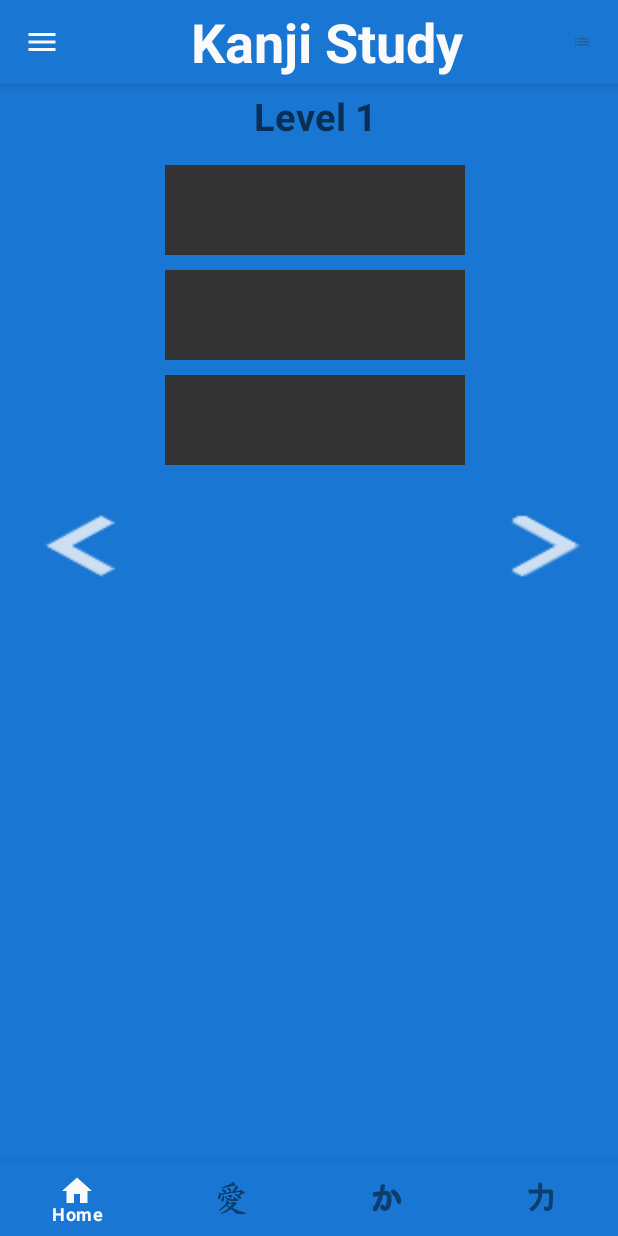
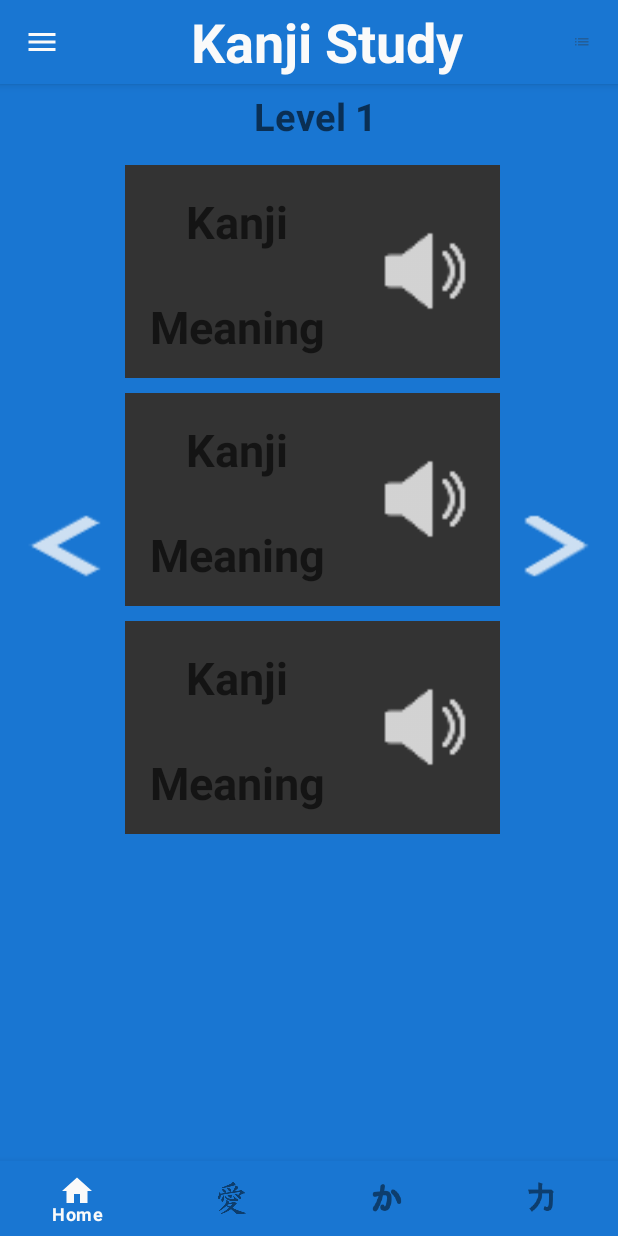
Before and after one commit to sergioparamo/kanjistudy, an Android app: the layout kanji_activity.xml on its own in the app's theme, with its tools: preview values and no code run, on a phone screen of 412 x 824 dp. Run offline under Robolectric (Android 15) with nearby library versions, the phone set to English and light mode, and no system bars.

Commit message:
deleted unused classes, resized recycler view elements and its layouts

```diff
--- a/app/src/main/java/com/kanjistudy/controllers/KanaAdapter.java
+++ b/app/src/main/java/com/kanjistudy/controllers/KanaAdapter.java
@@ -91,7 +91,7 @@ public class KanaAdapter extends RecyclerView.Adapter<KanaAdapter.Holder> {
             super(itemView);
 
             kanaId = itemView.findViewById(R.id.kana_textview_id);
-            romajiId = itemView.findViewById(R.id.kana_romaji_id);
+            romajiId = itemView.findViewById(R.id.meaning_id);
             buttonSound = itemView.findViewById(R.id.kana_sound_id);
 
         }
--- a/app/src/main/java/com/kanjistudy/database/Database.java
+++ b/app/src/main/java/com/kanjistudy/database/Database.java
@@ -8,9 +8,9 @@ import androidx.room.RoomDatabase;
 import com.kanjistudy.database.dao.KanaDao;
 import com.kanjistudy.database.dao.KanjiDao;
 import com.kanjistudy.models.Kana;
-import com.kanjistudy.models.KanjiDb;
+import com.kanjistudy.models.Kanji;
 
-@androidx.room.Database(entities = {KanjiDb.class, Kana.class}, version = 1)
+@androidx.room.Database(entities = {Kanji.class, Kana.class}, version = 1)
 public abstract class Database extends RoomDatabase {
 
     public static Database INSTANCE;
--- a/app/src/main/java/com/kanjistudy/views/LandingActivity.java
+++ b/app/src/main/java/com/kanjistudy/views/LandingActivity.java
@@ -22,7 +22,7 @@ import com.kanjistudy.controllers.ToastsConfig;
 import com.kanjistudy.database.resources.Data;
 import com.kanjistudy.views.vocabularyViews.KanaActivity;
 
-public class LandingActivity extends FragmentActivity implements NavigationView.OnNavigationItemSelectedListener{
+public class LandingActivity extends FragmentActivity implements NavigationView.OnNavigationItemSelectedListener {
 
 
     DrawerLayout drawerLayout;
@@ -80,8 +80,6 @@ public class LandingActivity extends FragmentActivity implements NavigationView.
         });
 
 
-
-
         drawerLayout = (DrawerLayout) findViewById(R.id.drawer_layout);
         toolbar = findViewById(R.id.topAppBarMain);
 
@@ -127,8 +125,6 @@ public class LandingActivity extends FragmentActivity implements NavigationView.
                 return true;
             }
         });*/
-
-
 
 
         kanjiTextView.setOnClickListener(new View.OnClickListener() {
--- a/app/src/main/java/com/kanjistudy/views/vocabularyViews/KanaActivity.java
+++ b/app/src/main/java/com/kanjistudy/views/vocabularyViews/KanaActivity.java
@@ -112,12 +112,11 @@ public class KanaActivity extends FragmentActivity {
 
         }
 
-        if (type.equals("hiragana")){
+        if (type.equals("hiragana")) {
             kanaTypeDescriptionTextView.setText("Hiragana Dictionary");
-        }else {
+        } else {
             kanaTypeDescriptionTextView.setText("Katakana Dictionary");
         }
-
 
 
         kanaList = Data.kanaRepository.getAllKanas();
--- a/app/src/main/res/layout/kana_activity.xml
+++ b/app/src/main/res/layout/kana_activity.xml
@@ -51,7 +51,7 @@
         android:layout_width="wrap_content"
         android:layout_height="wrap_content"
 
-        android:layout_marginStart="60dp"
+        android:layout_marginStart="80dp"
         android:layout_marginTop="100dp"
 
         android:layout_marginEnd="5dp"
@@ -62,6 +62,7 @@
 
 
         tools:listitem="@layout/kana_item_list" />
+
 
     <com.google.android.material.bottomnavigation.BottomNavigationView
         android:id="@+id/bottom_navigation_kana"
@@ -74,5 +75,4 @@
 
 
 
-
 </RelativeLayout>
--- a/app/src/main/res/layout/kana_item_list.xml
+++ b/app/src/main/res/layout/kana_item_list.xml
@@ -4,7 +4,7 @@
     xmlns:app="http://schemas.android.com/apk/res-auto"
     xmlns:tools="http://schemas.android.com/tools"
     android:orientation="horizontal"
-    android:layout_width="300dp"
+    android:layout_width="250dp"
     android:layout_height="wrap_content"
     android:layout_gravity="center"
 
@@ -36,7 +36,7 @@
         tools:ignore="RtlCompat" />
 
     <TextView
-        android:id="@+id/kana_romaji_id"
+        android:id="@+id/meaning_id"
         style="@style/ItemsStyle"
         android:layout_width="150dp"
         android:layout_height="70dp"
--- a/app/src/main/res/layout/kanji_activity.xml
+++ b/app/src/main/res/layout/kanji_activity.xml
@@ -50,6 +50,7 @@
         android:layout_height="wrap_content"
 
 
+        android:layout_marginLeft="83dp"
         android:layout_marginTop="100dp"
         android:layout_marginBottom="60dp"
 
@@ -64,7 +65,7 @@
         android:layout_width="wrap_content"
         android:layout_height="wrap_content"
 
-        android:layout_marginLeft="10dp"
+
         android:layout_marginTop="340dp"
 
 
@@ -75,7 +76,7 @@
 
         android:layout_width="wrap_content"
         android:layout_height="wrap_content"
-        android:layout_marginLeft="320dp"
+        android:layout_marginLeft="330dp"
         android:layout_marginTop="340dp"
 
         android:background="@drawable/whiterightarrow"
--- a/app/src/main/res/layout/kanji_list.xml
+++ b/app/src/main/res/layout/kanji_list.xml
@@ -1,27 +1,72 @@
 <?xml version="1.0" encoding="utf-8"?>
-<RelativeLayout xmlns:android="http://schemas.android.com/apk/res/android"
-    android:layout_width="200dp"
-    android:layout_height="60dp"
-    android:layout_marginStart="110dp"
-    android:layout_marginLeft="20dp"
-    android:layout_marginRight="10dp"
-    android:gravity="center"
+<androidx.constraintlayout.widget.ConstraintLayout
+    xmlns:android="http://schemas.android.com/apk/res/android"
+    xmlns:app="http://schemas.android.com/apk/res-auto"
+    xmlns:tools="http://schemas.android.com/tools"
+    android:orientation="horizontal"
+    android:layout_width="250dp"
+    android:layout_height="wrap_content"
+    android:layout_gravity="center"
+
+    android:background="@drawable/back"
     android:layout_marginTop="10dp"
-    android:paddingLeft="10dp"
-    android:paddingTop="5dp"
-    android:background="@drawable/back">
+
+
+
+
+
+    >
 
     <TextView
         android:id="@+id/characterValueTextView"
         style="@style/ItemsStyle"
-        android:layout_width="100dp"
-        android:layout_height="60dp"
-        android:layout_marginRight="20dp"
-        android:gravity="center"
-        android:textSize="29dp"
-        android:textStyle="bold" />
+        android:layout_width="150dp"
+        android:layout_height="70dp"
+        android:layout_gravity="left"
+        android:hint="Kanji"
+        android:paddingTop="15dp"
+        android:textAlignment="center"
+        android:visibility="visible"
+        app:layout_constraintBottom_toBottomOf="parent"
+        app:layout_constraintEnd_toEndOf="parent"
+        app:layout_constraintHorizontal_bias="0.0"
+        app:layout_constraintStart_toStartOf="parent"
+        app:layout_constraintTop_toTopOf="parent"
+        app:layout_constraintVertical_bias="0.027"
+        tools:ignore="RtlCompat" />
+
+    <TextView
+        android:id="@+id/meaning_id"
+        style="@style/ItemsStyle"
+        android:layout_width="150dp"
+        android:layout_height="70dp"
+        android:layout_gravity="left"
+        android:hint="Meaning"
+        android:paddingTop="15dp"
+        android:textAlignment="center"
+        android:visibility="visible"
+        app:layout_constraintBottom_toBottomOf="parent"
+
+        app:layout_constraintEnd_toEndOf="parent"
+        app:layout_constraintHorizontal_bias="0.0"
+        app:layout_constraintStart_toStartOf="parent"
+        app:layout_constraintTop_toBottomOf="@id/characterValueTextView"
+        app:layout_constraintVertical_bias="0.0"
+        tools:ignore="RtlCompat" />
+
+    <com.google.android.material.button.MaterialButton
+        android:id="@+id/kanji_sound_id"
 
 
+        android:layout_width="60dp"
+        android:layout_height="60dp"
+        android:background="@drawable/speaker"
 
 
-</RelativeLayout>
+        app:layout_constraintBottom_toBottomOf="parent"
+        app:layout_constraintEnd_toEndOf="parent"
+        app:layout_constraintStart_toEndOf="@id/characterValueTextView"
+        app:layout_constraintTop_toTopOf="parent" />
+
+
+</androidx.constraintlayout.widget.ConstraintLayout>
```
Also changed, not shown: app/src/main/java/com/kanjistudy/api/ApiKanji.java (deleted, +0 -15 lines), app/src/main/java/com/kanjistudy/controllers/KanjiAdapter.java (+6 -6 lines), app/src/main/java/com/kanjistudy/database/dao/KanjiDao.java (+6 -6 lines), app/src/main/java/com/kanjistudy/database/repo/KanjiRepository.java (+6 -6 lines), app/src/main/java/com/kanjistudy/database/resources/Data.java (+9 -9 lines), app/src/main/java/com/kanjistudy/models/ApiDataset.java (deleted, +0 -13 lines), app/src/main/java/com/kanjistudy/models/Kanji.java (+33 -5 lines), app/src/main/java/com/kanjistudy/models/KanjiDb.java (deleted, +0 -52 lines), app/src/main/java/com/kanjistudy/views/vocabularyViews/KanjiActivity.java (+2 -5 lines).
